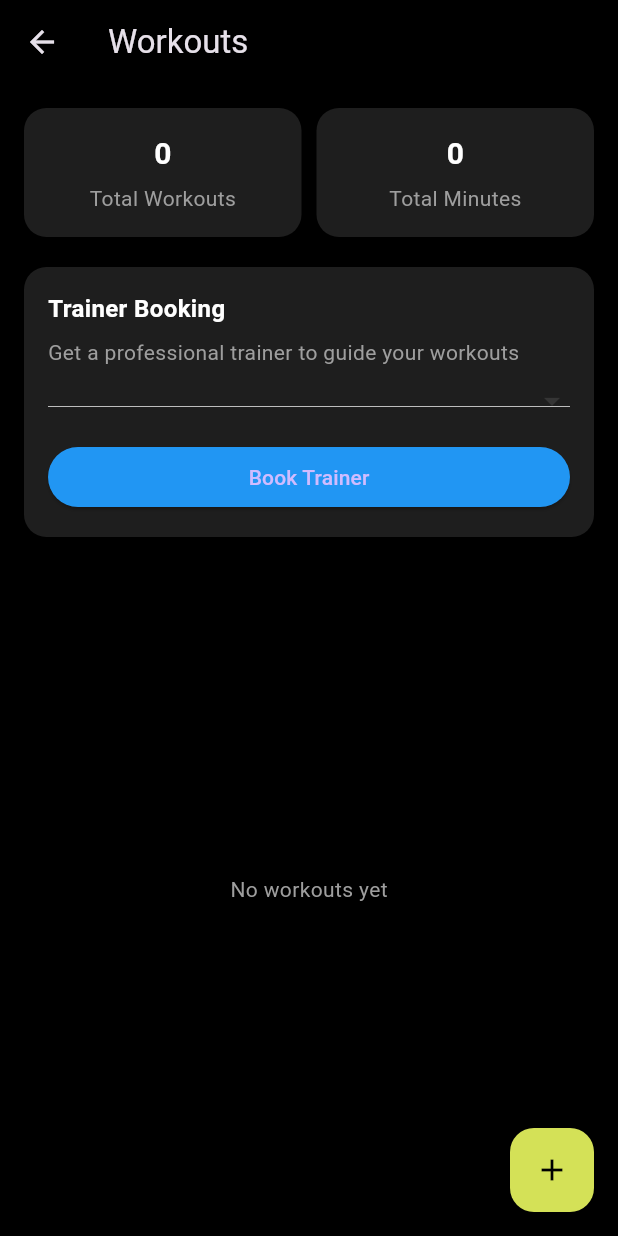
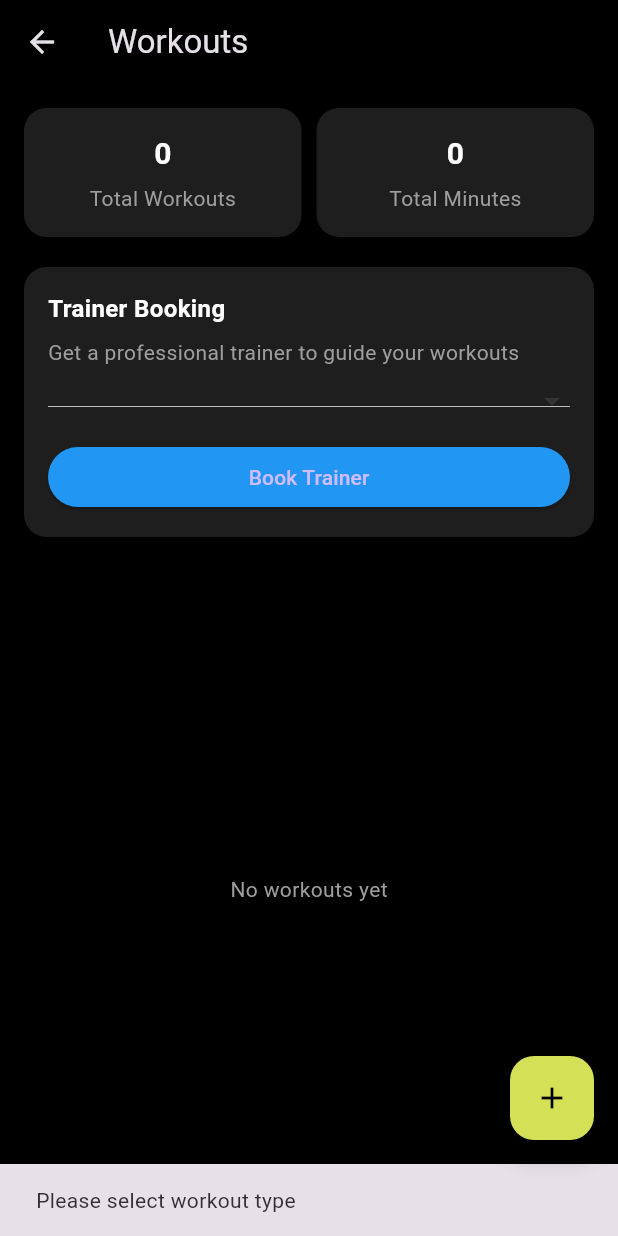
Before and after one commit to leealvin676/lockinApp, a Flutter app: the WorkoutScreen screen opened directly, after a tap on "Book Trainer", on a phone screen of 412 x 824 dp. Run offline on Flutter 3.47's test engine with Material 3 defaults, Android fonts, the phone set to English and light mode, and no system bars; our stand-ins replace fl_chart, shared_preferences, sqflite, supabase_flutter; accounts and stored records are empty.

Commit message:
new fitness goal

```diff
--- a/lib/screen/trainer_screen/workout_screen.dart
+++ b/lib/screen/trainer_screen/workout_screen.dart
@@ -16,19 +16,21 @@ class _WorkoutScreenState extends State<WorkoutScreen> {
 
   final titleController = TextEditingController();
   final typeController = TextEditingController();
+
   String selectedGoal = "";
   List workoutTypes = [];
 
   List<Map<String, dynamic>> workouts = [];
 
-  String bookingStatus = ""; // 🔥 booking state
+  // 🔥 NEW: MULTIPLE BOOKINGS
+  List<Map<String, dynamic>> userBookings = [];
 
   @override
   void initState() {
     super.initState();
     loadWorkouts();
-    loadBookingStatus();
-    loadWorkoutTypes();// 🔥 important
+    loadWorkoutTypes();
+    loadBookings(); // 🔥 NEW
   }
 
   // =========================
@@ -42,6 +44,9 @@ class _WorkoutScreenState extends State<WorkoutScreen> {
     });
   }
 
+  // =========================
+  // LOAD WORKOUT TYPES (Supabase)
+  // =========================
   Future<void> loadWorkoutTypes() async {
     final data = await Supabase.instance.client
         .from('workouts')
@@ -49,6 +54,7 @@ class _WorkoutScreenState extends State<WorkoutScreen> {
 
     setState(() {
       workoutTypes = data;
+
       if (workoutTypes.isNotEmpty) {
         selectedGoal = workoutTypes[0]['name'];
       }
@@ -56,9 +62,9 @@ class _WorkoutScreenState extends State<WorkoutScreen> {
   }
 
   // =========================
-  // LOAD BOOKING STATUS (Supabase)
+  // LOAD USER BOOKINGS
   // =========================
-  Future<void> loadBookingStatus() async {
+  Future<void> loadBookings() async {
     final user = Supabase.instance.client.auth.currentUser;
 
     if (user == null) return;
@@ -66,35 +72,69 @@ class _WorkoutScreenState extends State<WorkoutScreen> {
     final data = await Supabase.instance.client
         .from('bookings')
         .select()
-        .eq('user_id', user.id)
-        .order('created_at', ascending: false)
-        .limit(1)
-        .maybeSingle();
+        .eq('user_id', user.id);
 
-    if (data != null) {
     setState(() {
-        bookingStatus = data['status'];
+      userBookings = List<Map<String, dynamic>>.from(data);
     });
   }
+
+  // =========================
+  // GET STATUS BY TYPE
+  // =========================
+  String? getBookingStatus(String goal) {
+    final booking = userBookings.firstWhere(
+          (b) => b['goal'] == goal,
+      orElse: () => {},
+    );
+
+    return booking.isEmpty ? null : booking['status'];
   }
 
   // =========================
   // BOOK TRAINER
   // =========================
   Future<void> bookTrainer() async {
+    try {
       final user = Supabase.instance.client.auth.currentUser;
 
-    if (user == null) return;
+      if (user == null) {
+        show("User not logged in");
+        return;
+      }
+
+      if (selectedGoal.isEmpty) {
+        show("Please select workout type");
+        return;
+      }
+
+      final trainer = await Supabase.instance.client
+          .from('trainers')
+          .select()
+          .eq('type', selectedGoal.toLowerCase())
+          .limit(1)
+          .maybeSingle();
+
+      if (trainer == null) {
+        show("No trainer available");
+        return;
+      }
 
       await Supabase.instance.client.from('bookings').insert({
-      'user_id': user.id,
+        'user_id': user.id.toString(),
         'user_name': user.email,
-      'goal': "Fitness",
+        'goal': selectedGoal.toLowerCase(),
+        'trainer_id': trainer['id'],
         'status': 'pending',
       });
 
-    await loadBookingStatus(); // 🔥 refresh UI
+      await loadBookings(); // 🔥 refresh
+
       show("Booking sent!");
+    } catch (e) {
+      print("ERROR: $e");
+      show("Error booking trainer");
+    }
   }
 
   // =========================
@@ -138,70 +178,7 @@ class _WorkoutScreenState extends State<WorkoutScreen> {
   }
 
   // =========================
-  // ADD WORKOUT MODAL
-  // =========================
-  void openAddDialog() {
-    showModalBottomSheet(
-      context: context,
-      isScrollControlled: true,
-      backgroundColor: Colors.transparent,
-      builder: (_) {
-        return Container(
-          padding: const EdgeInsets.all(16),
-          decoration: const BoxDecoration(
-            color: Color(0xFF1E1E1E),
-            borderRadius:
-            BorderRadius.vertical(top: Radius.circular(25)),
-          ),
-          child: Column(
-            mainAxisSize: MainAxisSize.min,
-            children: [
-              const Text("Add New Workout",
-                  style:
-                  TextStyle(color: Colors.white, fontSize: 18)),
-
-              const SizedBox(height: 15),
-
-              TextField(
-                controller: titleController,
-                style: const TextStyle(color: Colors.white),
-                decoration: input("Workout Name"),
-              ),
-
-              const SizedBox(height: 10),
-
-              TextField(
-                controller: typeController,
-                style: const TextStyle(color: Colors.white),
-                decoration: input("Type (Cardio / Strength)"),
-              ),
-
-              const SizedBox(height: 20),
-
-              SizedBox(
-                width: double.infinity,
-                child: ElevatedButton(
-                  style: ElevatedButton.styleFrom(
-                    backgroundColor: const Color(0xFFD4E157),
-                    foregroundColor: Colors.black,
-                  ),
-                  onPressed: () async {
-                    await createWorkout();
-                    if (!mounted) return;
-                    Navigator.pop(context);
-                  },
-                  child: const Text("Add Workout"),
-                ),
-              )
-            ],
-          ),
-        );
-      },
-    );
-  }
-
-  // =========================
-  // BOOKING CARD (NEW UI)
+  // BOOKING CARD
   // =========================
   Widget bookingCard() {
     return Container(
@@ -226,7 +203,6 @@ class _WorkoutScreenState extends State<WorkoutScreen> {
 
           const SizedBox(height: 8),
 
-
           const Text(
             "Get a professional trainer to guide your workouts",
             style: TextStyle(color: Colors.grey),
@@ -234,7 +210,6 @@ class _WorkoutScreenState extends State<WorkoutScreen> {
 
           const SizedBox(height: 10),
 
-          // 🔥 DROPDOWN HERE
           DropdownButton<String>(
             value: selectedGoal.isEmpty ? null : selectedGoal,
             isExpanded: true,
@@ -267,15 +242,17 @@ class _WorkoutScreenState extends State<WorkoutScreen> {
   // BOOKING BUTTON LOGIC
   // =========================
   Widget bookingButton() {
-    if (bookingStatus == "pending") {
+    final status = getBookingStatus(selectedGoal);
+
+    if (status == "pending") {
       return statusBox("⏳ Pending Approval", Colors.orange);
     }
 
-    if (bookingStatus == "accepted") {
+    if (status == "accepted") {
       return statusBox("✅ Trainer Accepted", Colors.green);
     }
 
-    if (bookingStatus == "declined") {
+    if (status == "declined") {
       return statusBox("❌ Declined", Colors.red);
     }
 
@@ -331,12 +308,10 @@ class _WorkoutScreenState extends State<WorkoutScreen> {
         child: Column(
           children: [
 
-            // SUMMARY
             Row(
               children: [
                 Expanded(
-                  child: summaryBox(
-                      "${workouts.length}", "Total Workouts"),
+                  child: summaryBox("${workouts.length}", "Total Workouts"),
                 ),
                 const SizedBox(width: 10),
                 Expanded(
@@ -354,12 +329,10 @@ class _WorkoutScreenState extends State<WorkoutScreen> {
 
             const SizedBox(height: 20),
 
-            // 🔥 NEW BOOKING CARD
             bookingCard(),
 
             const SizedBox(height: 20),
 
-            // WORKOUT LIST
             Expanded(
               child: workouts.isEmpty
                   ? const Center(
@@ -437,6 +410,69 @@ class _WorkoutScreenState extends State<WorkoutScreen> {
     );
   }
 
+  // =========================
+  // ADD WORKOUT DIALOG
+  // =========================
+  void openAddDialog() {
+    showModalBottomSheet(
+      context: context,
+      isScrollControlled: true,
+      backgroundColor: Colors.transparent,
+      builder: (_) {
+        return Container(
+          padding: const EdgeInsets.all(16),
+          decoration: const BoxDecoration(
+            color: Color(0xFF1E1E1E),
+            borderRadius:
+            BorderRadius.vertical(top: Radius.circular(25)),
+          ),
+          child: Column(
+            mainAxisSize: MainAxisSize.min,
+            children: [
+              const Text("Add New Workout",
+                  style:
+                  TextStyle(color: Colors.white, fontSize: 18)),
+
+              const SizedBox(height: 15),
+
+              TextField(
+                controller: titleController,
+                style: const TextStyle(color: Colors.white),
+                decoration: input("Workout Name"),
+              ),
+
+              const SizedBox(height: 10),
+
+              TextField(
+                controller: typeController,
+                style: const TextStyle(color: Colors.white),
+                decoration: input("Type (Cardio / Strength)"),
+              ),
+
+              const SizedBox(height: 20),
+
+              SizedBox(
+                width: double.infinity,
+                child: ElevatedButton(
+                  style: ElevatedButton.styleFrom(
+                    backgroundColor: const Color(0xFFD4E157),
+                    foregroundColor: Colors.black,
+                  ),
+                  onPressed: () async {
+                    await createWorkout();
+                    if (!mounted) return;
+                    Navigator.pop(context);
+                  },
+                  child: const Text("Add Workout"),
+                ),
+              )
+            ],
+          ),
+        );
+      },
+    );
+  }
+
   Widget summaryBox(String value, String label) {
     return Container(
       padding: const EdgeInsets.all(16),
```
Also changed, not shown: lib/screen/admin/trainer/trainer_page.dart (+59 -6 lines), lib/screen/trainer_screen/trainer_dashboard.dart (+90 -39 lines), lib/screen/trainer_screen/trainer_login.dart (+103 -39 lines). Lines whose indentation alone changed are shown as unchanged.
